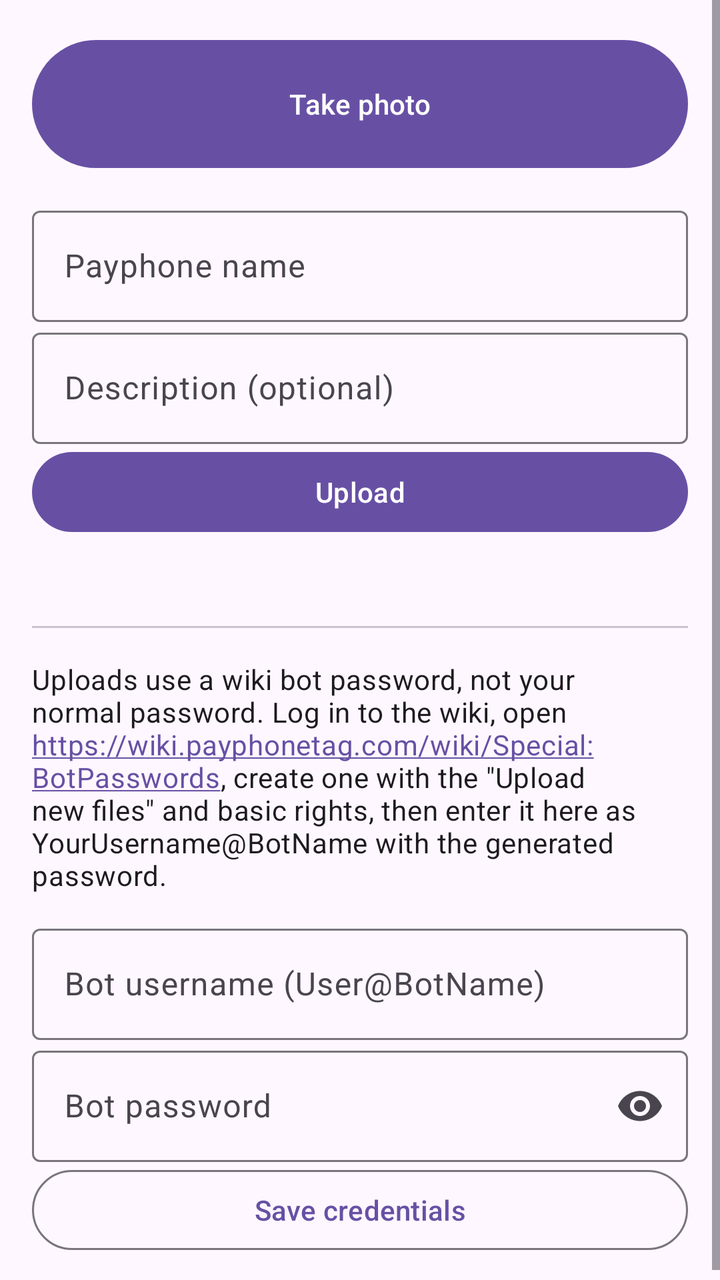
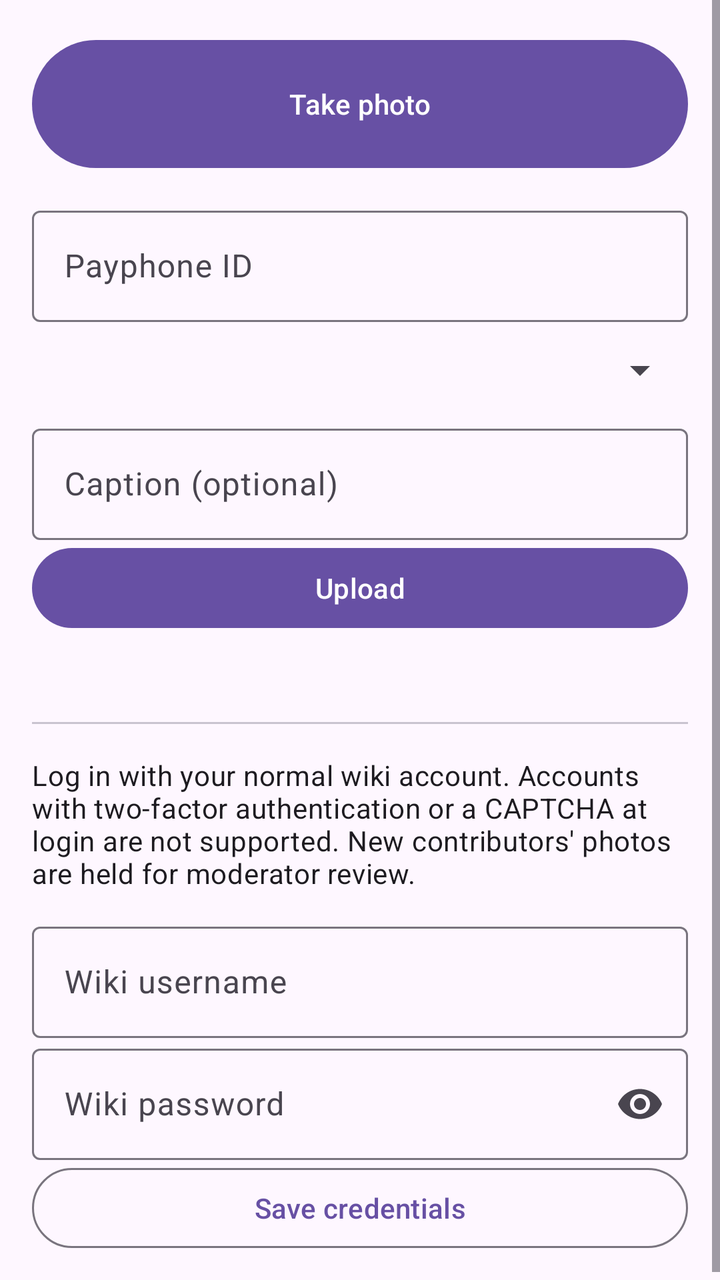

Screens rendered from an Android XML layout before and after an edit, with the pre-edit source and the edit as a unified diff.
<!-- AndroidManifest.xml: application theme Theme.PayphoneTag -->
<!-- res/layout/activity_main.xml -->
<?xml version="1.0" encoding="utf-8"?>
<ScrollView xmlns:android="http://schemas.android.com/apk/res/android"
    xmlns:app="http://schemas.android.com/apk/res-auto"
    android:layout_width="match_parent"
    android:layout_height="match_parent"
    android:fitsSystemWindows="true">

    <LinearLayout
        android:layout_width="match_parent"
        android:layout_height="wrap_content"
        android:orientation="vertical"
        android:padding="16dp">

        <com.google.android.material.button.MaterialButton
            android:id="@+id/takePhoto"
            android:layout_width="match_parent"
            android:layout_height="72dp"
            android:text="@string/action_photo" />

        <ImageView
            android:id="@+id/preview"
            android:layout_width="match_parent"
            android:layout_height="240dp"
            android:layout_marginTop="12dp"
            android:contentDescription="@null"
            android:scaleType="centerInside"
            android:visibility="gone" />

        <com.google.android.material.textfield.TextInputLayout
            android:layout_width="match_parent"
            android:layout_height="wrap_content"
            android:layout_marginTop="12dp"
            android:hint="@string/hint_title">

            <com.google.android.material.textfield.TextInputEditText
                android:id="@+id/title"
                android:layout_width="match_parent"
                android:layout_height="wrap_content"
                android:inputType="textCapWords" />
        </com.google.android.material.textfield.TextInputLayout>

        <com.google.android.material.textfield.TextInputLayout
            android:layout_width="match_parent"
            android:layout_height="wrap_content"
            android:hint="@string/hint_description">

            <com.google.android.material.textfield.TextInputEditText
                android:id="@+id/description"
                android:layout_width="match_parent"
                android:layout_height="wrap_content"
                android:inputType="textMultiLine|textCapSentences" />
        </com.google.android.material.textfield.TextInputLayout>

        <com.google.android.material.button.MaterialButton
            android:id="@+id/upload"
            android:layout_width="match_parent"
            android:layout_height="wrap_content"
            android:text="@string/action_upload" />

        <TextView
            android:id="@+id/status"
            android:layout_width="match_parent"
            android:layout_height="wrap_content"
            android:layout_marginTop="8dp"
            android:textAppearance="?attr/textAppearanceBodyMedium" />

        <com.google.android.material.divider.MaterialDivider
            android:layout_width="match_parent"
            android:layout_height="wrap_content"
            android:layout_marginVertical="16dp" />

        <TextView
            android:layout_width="match_parent"
            android:layout_height="wrap_content"
            android:layout_marginBottom="12dp"
            android:autoLink="web"
            android:text="@string/bot_password_help"
            android:textAppearance="?attr/textAppearanceBodyMedium" />

        <com.google.android.material.textfield.TextInputLayout
            android:layout_width="match_parent"
            android:layout_height="wrap_content"
            android:hint="@string/hint_username">

            <com.google.android.material.textfield.TextInputEditText
                android:id="@+id/username"
                android:layout_width="match_parent"
                android:layout_height="wrap_content"
                android:inputType="text" />
        </com.google.android.material.textfield.TextInputLayout>

        <com.google.android.material.textfield.TextInputLayout
            android:layout_width="match_parent"
            android:layout_height="wrap_content"
            android:hint="@string/hint_password"
            app:endIconMode="password_toggle">

            <com.google.android.material.textfield.TextInputEditText
                android:id="@+id/password"
                android:layout_width="match_parent"
                android:layout_height="wrap_content"
                android:inputType="textPassword" />
        </com.google.android.material.textfield.TextInputLayout>

        <com.google.android.material.button.MaterialButton
            android:id="@+id/saveCredentials"
            style="@style/Widget.Material3.Button.OutlinedButton"
            android:layout_width="match_parent"
            android:layout_height="wrap_content"
            android:text="@string/action_save" />
    </LinearLayout>
</ScrollView>
<!-- resources referenced by this layout -->
<resources>
  <string name="action_photo">Take photo</string>
  <string name="action_save">Save credentials</string>
  <string name="action_upload">Upload</string>
  <string name="bot_password_help">Uploads use a wiki bot password, not your normal password. Log in to the wiki, open https://wiki.payphonetag.com/wiki/Special:BotPasswords, create one with the \"Upload new files\" and basic rights, then enter it here as YourUsername@BotName with the generated password.</string>
  <string name="hint_description">Description (optional)</string>
  <string name="hint_password">Bot password</string>
  <string name="hint_title">Payphone name</string>
  <string name="hint_username">Bot username (User@BotName)</string>
  <style name="Theme.PayphoneTag" parent="Theme.Material3.DayNight.NoActionBar" />
</resources>

<!-- the commit's change to res/layout/activity_main.xml (unified diff, before → after) -->
@@ -30,22 +30,28 @@
             android:layout_width="match_parent"
             android:layout_height="wrap_content"
             android:layout_marginTop="12dp"
-            android:hint="@string/hint_title">
+            android:hint="@string/hint_id">
 
             <com.google.android.material.textfield.TextInputEditText
-                android:id="@+id/title"
+                android:id="@+id/payphoneId"
                 android:layout_width="match_parent"
                 android:layout_height="wrap_content"
-                android:inputType="textCapWords" />
+                android:inputType="textCapCharacters" />
         </com.google.android.material.textfield.TextInputLayout>
+
+        <Spinner
+            android:id="@+id/photoType"
+            android:layout_width="match_parent"
+            android:layout_height="48dp"
+            android:contentDescription="@string/hint_type" />
 
         <com.google.android.material.textfield.TextInputLayout
             android:layout_width="match_parent"
             android:layout_height="wrap_content"
-            android:hint="@string/hint_description">
+            android:hint="@string/hint_caption">
 
             <com.google.android.material.textfield.TextInputEditText
-                android:id="@+id/description"
+                android:id="@+id/caption"
                 android:layout_width="match_parent"
                 android:layout_height="wrap_content"
                 android:inputType="textMultiLine|textCapSentences" />
<!-- resource entries referenced after the edit -->
@@ -3,11 +3,12 @@
   <string name="action_photo">Take photo</string>
   <string name="action_save">Save credentials</string>
   <string name="action_upload">Upload</string>
-  <string name="bot_password_help">Uploads use a wiki bot password, not your normal password. Log in to the wiki, open https://wiki.payphonetag.com/wiki/Special:BotPasswords, create one with the \"Upload new files\" and basic rights, then enter it here as YourUsername@BotName with the generated password.</string>
-  <string name="hint_description">Description (optional)</string>
-  <string name="hint_password">Bot password</string>
-  <string name="hint_title">Payphone name</string>
-  <string name="hint_username">Bot username (User@BotName)</string>
+  <string name="bot_password_help">Log in with your normal wiki account. Accounts with two-factor authentication or a CAPTCHA at login are not supported. New contributors\' photos are held for moderator review.</string>
+  <string name="hint_caption">Caption (optional)</string>
+  <string name="hint_id">Payphone ID</string>
+  <string name="hint_password">Wiki password</string>
+  <string name="hint_type">Photo type</string>
+  <string name="hint_username">Wiki username</string>
   <style name="Theme.PayphoneTag" parent="Theme.Material3.DayNight.NoActionBar" />
 </resources>
 
